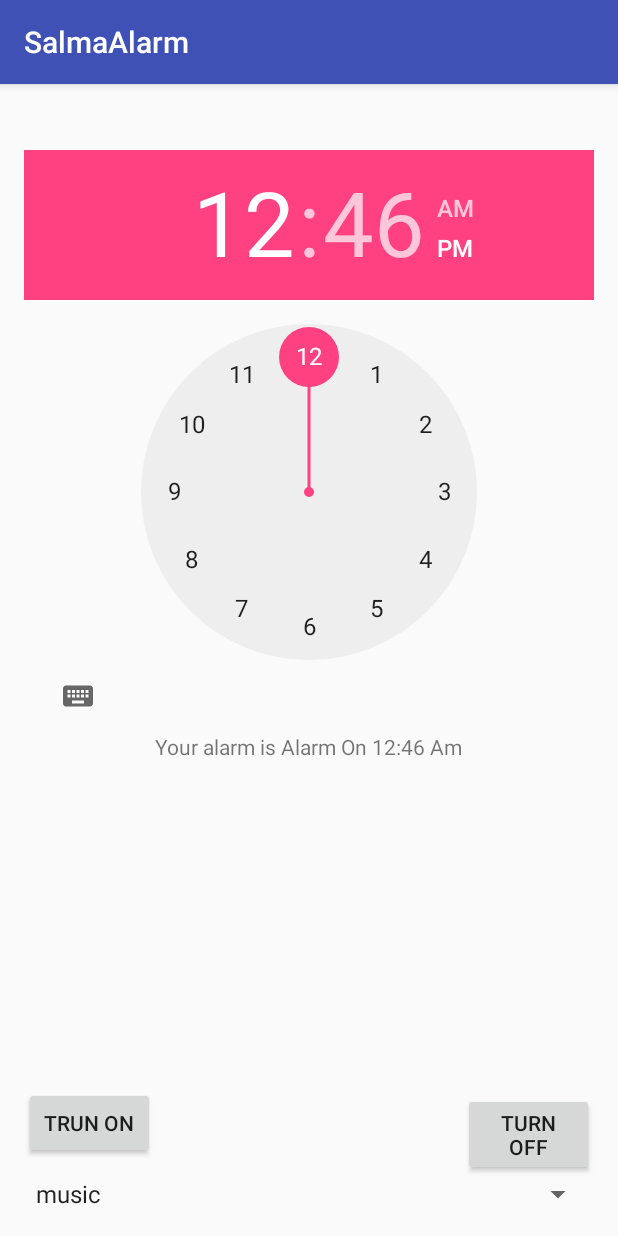
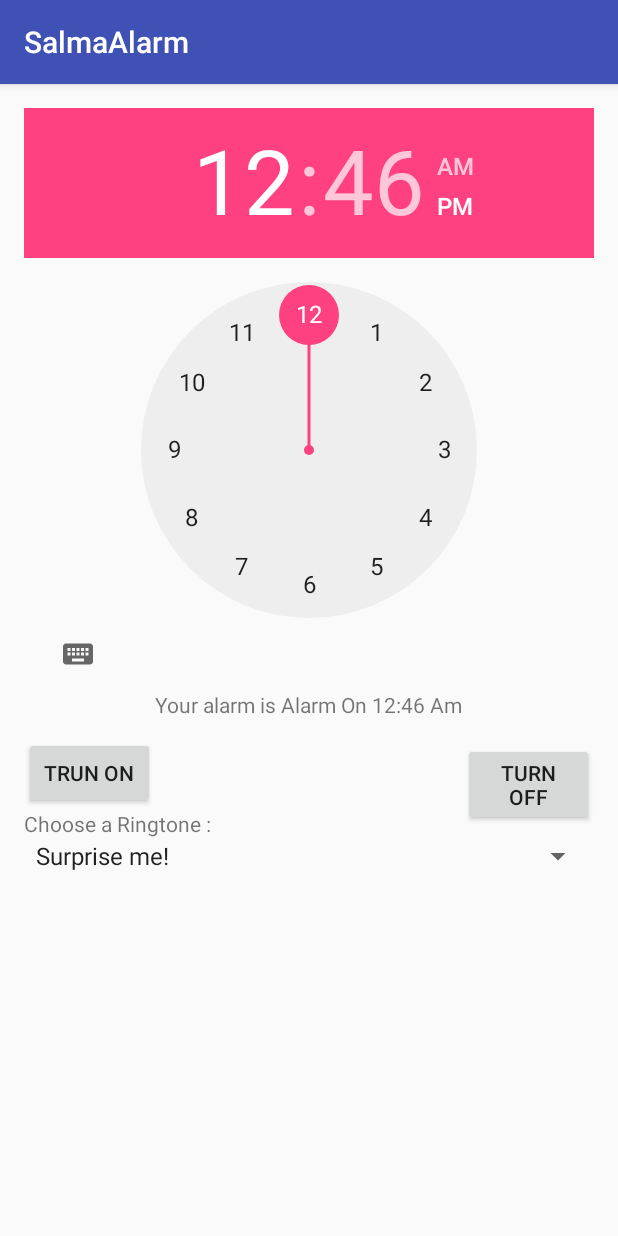
Before and after one commit to salma-abd-elaziz/Alarm, an Android app: the screen it shows after launch (MainActivity), after a tap on "TRUN ON", on a phone screen of 412 x 824 dp. Run offline under Robolectric (Android 15) with nearby library versions, the phone set to English and light mode, and no system bars.

Commit message:
TODOs added practically you can choose a ringtone

```diff
--- a/app/src/main/java/com/example/salma/salmaalarm/MainActivity.java
+++ b/app/src/main/java/com/example/salma/salmaalarm/MainActivity.java
@@ -7,6 +7,7 @@ import android.content.Intent;
 import android.os.Build;
 import android.support.v7.app.AppCompatActivity;
 import android.os.Bundle;
+import android.util.Log;
 import android.view.View;
 import android.widget.AdapterView;
 import android.widget.ArrayAdapter;
@@ -20,6 +21,9 @@ import java.util.Calendar;
 // MainActivity takes to AlarmReceiver, then the AlarmReceiver will send signal to RingtoneService,
 // why the MainActivity can't talk to the RingtoneService, because if it does the song will go on
 // so the AlarmReceiver allow us to have the song playing after a certain amount of time.
+
+// TODO when you set the alarm more than once and the time is not near it gose on thought.
+// TODO make the receiver with a view and make the vibration and volume level options.
 public class MainActivity extends AppCompatActivity implements AdapterView.OnItemSelectedListener {
 
     // variables.
@@ -28,6 +32,7 @@ public class MainActivity extends AppCompatActivity implements AdapterView.OnIte
     private TimePicker alarmTime;
     private TextView status;
     private boolean alarmIsOn;
+    private int chosenRingTone;
     // I don't know why we need this.
     private Context context;
     private PendingIntent pendingIntent;
@@ -58,6 +63,8 @@ public class MainActivity extends AppCompatActivity implements AdapterView.OnIte
         // Specify the layout to use when the list of choices appears.
         adapter.setDropDownViewResource(android.R.layout.simple_spinner_dropdown_item);
         spinner.setAdapter(adapter);
+        // OnItemSelectedListener of the spinner.
+        spinner.setOnItemSelectedListener(this);
 
         // Create an intent for AlarmReceiver (will go to AlarmReceiver class).
         final Intent alarmReceiverIntent = new Intent(this.context, AlarmReceiver.class);
@@ -69,16 +76,19 @@ public class MainActivity extends AppCompatActivity implements AdapterView.OnIte
                 if (!alarmIsOn){ // Alarm is off.
                     alarmIsOn = true;
                     String hr = "", min = "", str = "";
-                    if (Build.VERSION.SDK_INT >= 23 ) {
+                    if (Build.VERSION.SDK_INT >= 23) {
                         // set the calender.
                         calendar.set(Calendar.HOUR_OF_DAY, alarmTime.getHour());
                         hr = String.valueOf(alarmTime.getHour());
-                        calendar.set(Calendar.MINUTE, alarmTime.getMinute());
-                        min = String.valueOf(alarmTime.getMinute());
                     } else {
                         // set the calender.
                         calendar.set(Calendar.HOUR_OF_DAY, alarmTime.getCurrentHour());
                         hr = String.valueOf(alarmTime.getCurrentHour());
+                    }
+                    if (Build.VERSION.SDK_INT >= 23) {
+                        calendar.set(Calendar.MINUTE, alarmTime.getMinute());
+                        min = String.valueOf(alarmTime.getMinute());
+                    } else {
                         calendar.set(Calendar.MINUTE, alarmTime.getCurrentMinute());
                         min = String.valueOf(alarmTime.getCurrentMinute());
                     }
@@ -87,6 +97,8 @@ public class MainActivity extends AppCompatActivity implements AdapterView.OnIte
 
                     // Adding extra string in the Intent to tell you started the alarm.
                     alarmReceiverIntent.putExtra("extra", "Alarm On");
+                    alarmReceiverIntent.putExtra("ringtone", chosenRingTone);
+
                     // pending intent is the intent that delays the intent
                     // until the specified calender time.
                     pendingIntent = PendingIntent.getBroadcast(MainActivity.this, 0, alarmReceiverIntent, PendingIntent.FLAG_UPDATE_CURRENT);
@@ -94,6 +106,7 @@ public class MainActivity extends AppCompatActivity implements AdapterView.OnIte
                     // setting the AlarmManager
                     alarmManager.set(AlarmManager.RTC_WAKEUP, calendar.getTimeInMillis(), pendingIntent);
                     // after all that we need to set the manifest to allow broadcasting.  <receiver android:name=".AlarmReceiver"></receiver>
+
                 } else {  // Alarm is on.
                     CharSequence text = "Alarm already set!";
                     int duration = Toast.LENGTH_SHORT;
@@ -117,6 +130,10 @@ public class MainActivity extends AppCompatActivity implements AdapterView.OnIte
                     // Adding extra string in the Intent to tell the clock you pressed off.
                     alarmReceiverIntent.putExtra("extra", "Alarm Off");
 
+                    // Adding the chosenRingtone to the intent because we access it in the receiver
+                    // TODO maybe you can check in the receiver if ! null.
+                    alarmReceiverIntent.putExtra("ringtone", chosenRingTone);
+
                     // Stop the ringTone.
                     // This sends a signal to AlarmReceiver which will sends a signal to the RingTonePlayingService immediately.
                     sendBroadcast(alarmReceiverIntent);
@@ -138,7 +155,15 @@ public class MainActivity extends AppCompatActivity implements AdapterView.OnIte
     @Override
     public void onItemSelected(AdapterView<?> parent, View view, int position, long id) {
         // An item was selected. You can retrieve the selected item using
-        // parent.getItemAtPosition(pos)
+        // This will be called when the selected item change.
+        chosenRingTone = (int)id; // This will be sent as extra to the Service.
+       // chosenRingTone = parent.getItemIdAtPosition(position);
+        Log.e("Ringtone mainActivity", String.valueOf(chosenRingTone));
+        int duration = Toast.LENGTH_SHORT;
+
+        Toast toast = Toast.makeText(context, "Ringtone mainActivity", duration);
+        toast.show();
+
     }
 
     @Override
--- a/app/src/main/res/layout/activity_main.xml
+++ b/app/src/main/res/layout/activity_main.xml
@@ -10,25 +10,6 @@
     android:paddingTop="@dimen/activity_vertical_margin"
     tools:context="com.example.salma.salmaalarm.MainActivity">
 
-    <TimePicker
-        android:layout_width="wrap_content"
-        android:layout_height="wrap_content"
-        android:id="@+id/timePicker"
-        android:layout_alignParentTop="true"
-        android:layout_alignParentLeft="true"
-        android:layout_alignParentStart="true"
-        android:layout_marginTop="28dp" />
-
-    <Spinner
-        android:layout_width="match_parent"
-        android:layout_height="wrap_content"
-        android:layout_alignParentBottom="true"
-        android:id="@+id/spinner"
-        android:layout_alignRight="@+id/end_alarm"
-        android:layout_alignEnd="@+id/end_alarm"
-        android:layout_alignLeft="@+id/start_alarm"
-        android:layout_alignStart="@+id/start_alarm" />
-
     <TextView
         android:text="Did you set the alarm?"
         android:layout_width="wrap_content"
@@ -36,16 +17,6 @@
         android:id="@+id/status"
         android:layout_below="@+id/timePicker"
         android:layout_centerHorizontal="true" />
-
-    <Button
-        android:text="Trun On"
-        android:layout_width="wrap_content"
-        android:layout_height="wrap_content"
-        android:id="@+id/start_alarm"
-        android:layout_above="@+id/spinner"
-        android:layout_toLeftOf="@+id/status"
-        android:layout_toStartOf="@+id/status"
-        android:layout_marginBottom="11dp" />
 
     <Button
         android:text="Turn off"
@@ -56,4 +27,39 @@
         android:layout_alignBottom="@+id/start_alarm"
         android:layout_toRightOf="@+id/status"
         android:layout_toEndOf="@+id/status" />
+
+    <TimePicker
+        android:layout_width="wrap_content"
+        android:layout_height="wrap_content"
+        android:id="@+id/timePicker"
+        android:layout_alignParentTop="true"
+        android:layout_alignLeft="@+id/start_alarm"
+        android:layout_alignStart="@+id/start_alarm" />
+
+    <Button
+        android:text="Trun On"
+        android:layout_width="wrap_content"
+        android:layout_height="wrap_content"
+        android:id="@+id/start_alarm"
+        android:layout_below="@+id/status"
+        android:layout_toLeftOf="@+id/status"
+        android:layout_toStartOf="@+id/status"
+        android:layout_marginTop="12dp" />
+
+    <TextView
+        android:text="Choose a Ringtone :"
+        android:layout_width="wrap_content"
+        android:layout_height="wrap_content"
+        android:id="@+id/textView"
+        android:layout_below="@+id/start_alarm"
+        android:layout_alignParentLeft="true"
+        android:layout_alignParentStart="true" />
+
+    <Spinner
+        android:layout_width="match_parent"
+        android:layout_height="wrap_content"
+        android:id="@+id/spinner"
+        android:layout_below="@+id/textView"
+        android:layout_alignParentLeft="true"
+        android:layout_alignParentStart="true" />
 </RelativeLayout>
--- a/app/src/main/res/values/strings.xml
+++ b/app/src/main/res/values/strings.xml
@@ -2,6 +2,7 @@
     <string name="app_name">SalmaAlarm</string>
 
     <string-array name="ringtones">
+        <item>Surprise me!</item>
         <item>music</item>
         <item>Cool</item>
         <item>morning</item>
```
Also changed, not shown: app/src/main/java/com/example/salma/salmaalarm/AlarmReceiver.java (+10 -8 lines), app/src/main/java/com/example/salma/salmaalarm/RingtonePlayingService.java (+37 -13 lines).
